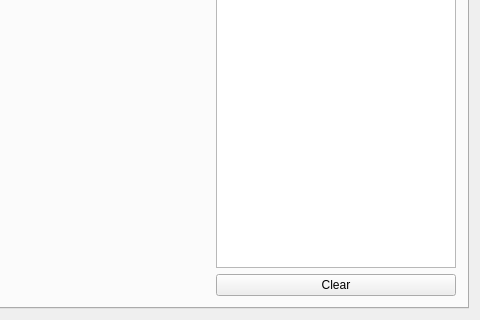
The window that dialog.ui (kektobiologist/motion-simulation) describes before a commit, drawn with Qt 5; both pictures show x 419 to 899 and y 275 to 595 of the 899 by 595 pixel window.
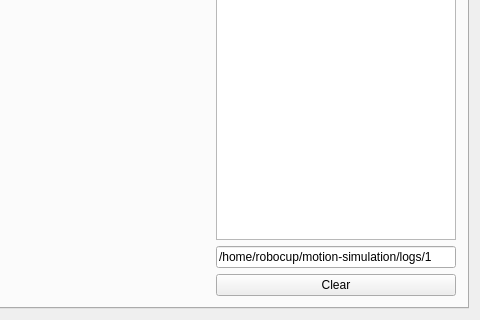
The same window after the commit. Custom widgets are drawn as their Qt base class.

```diff
--- a/dialog.ui
+++ b/dialog.ui
@@ -164,6 +164,13 @@
          <item>
           <widget class="QPlainTextEdit" name="receiveDataTextEdit"/>
          </item>
+         <item>
+          <widget class="QLineEdit" name="logFileLineEdit">
+           <property name="text">
+            <string>/home/robocup/motion-simulation/logs/1</string>
+           </property>
+          </widget>
+         </item>
          <item>
           <widget class="QPushButton" name="clearButton">
            <property name="text">
```
